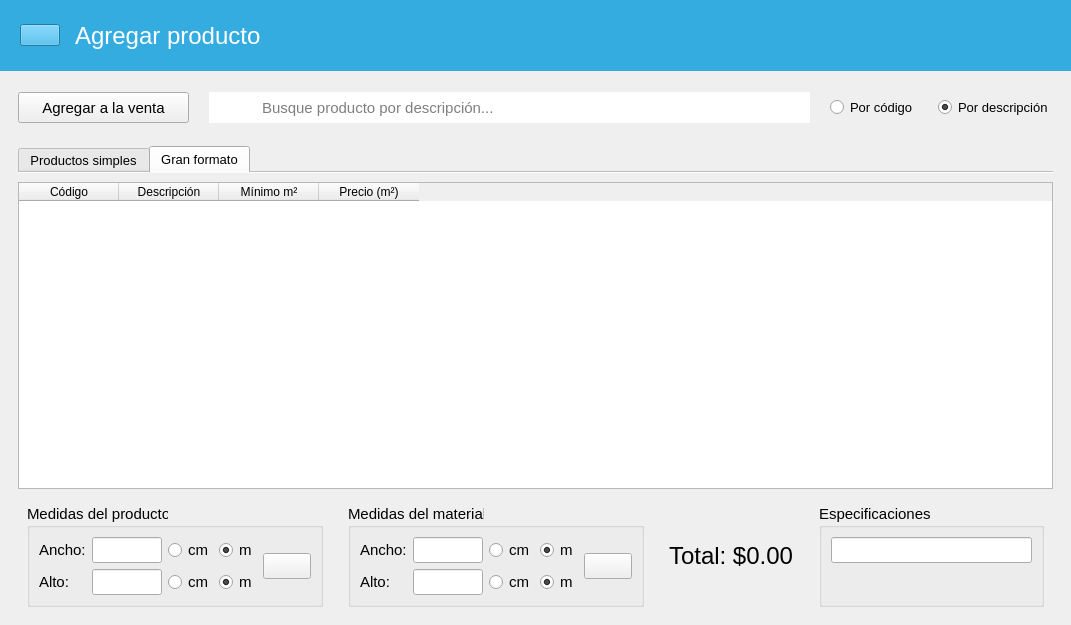
Qt form designer/Ui_VisualizadorProductos.ui (ivanperez-7/printpos) before a commit.
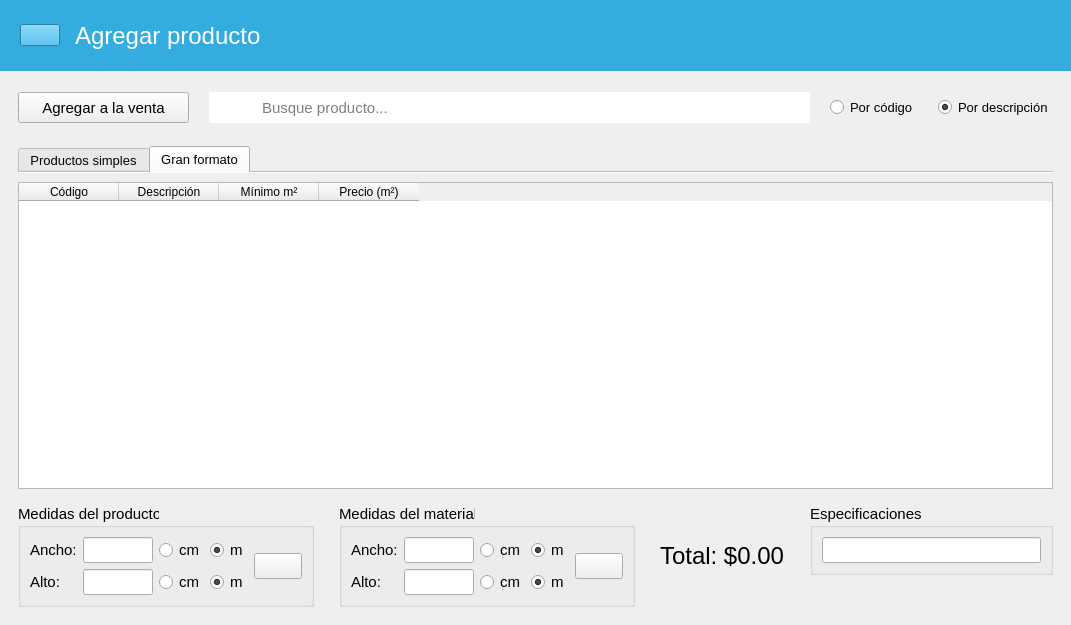
The same form after that commit. The open tabs and pages were chosen to show the change. Icons and pictures are not drawn. Custom widgets are drawn as their Qt base class.

Patch:
```diff
--- a/designer/Ui_VisualizadorProductos.ui
+++ b/designer/Ui_VisualizadorProductos.ui
@@ -268,7 +268,7 @@
             <bool>false</bool>
            </property>
            <property name="placeholderText">
-            <string>Busque producto por descripción...</string>
+            <string>Busque producto...</string>
            </property>
           </widget>
          </item>
@@ -605,6 +605,12 @@
              <enum>QFrame::Raised</enum>
             </property>
             <layout class="QGridLayout" name="gridLayout_2">
+             <property name="leftMargin">
+              <number>0</number>
+             </property>
+             <property name="rightMargin">
+              <number>0</number>
+             </property>
              <property name="horizontalSpacing">
               <number>25</number>
              </property>
@@ -967,7 +973,7 @@
                </property>
               </widget>
              </item>
-             <item row="0" column="3">
+             <item row="0" column="3" alignment="Qt::AlignmentFlag::AlignTop">
               <widget class="QGroupBox" name="groupBoxEspecGran">
                <property name="sizePolicy">
                 <sizepolicy hsizetype="Expanding" vsizetype="Expanding">
```
Left out of the diff: 41 changed lines with no effect on the pictures.
